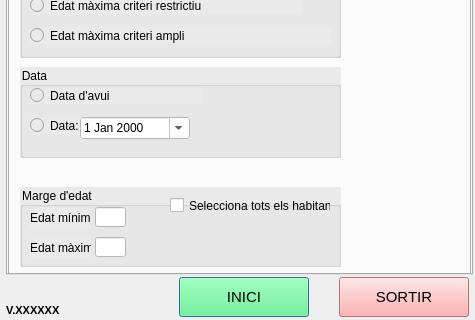
First picture: the form in MapesDescriptiusPoblacio_dialog_base.ui, repository TecnocampusCCU/MapesDescriptiusPoblacio, before the edit; both pictures show x 0 to 475 and y 185 to 505 of the 475 by 505 pixel window.
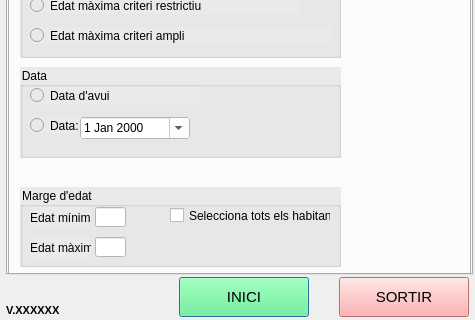
Second picture: the form after the edit. The open tabs and pages were chosen to show the change.

Patch:
```diff
--- a/MapesDescriptiusPoblacio_dialog_base.ui
+++ b/MapesDescriptiusPoblacio_dialog_base.ui
@@ -452,7 +452,7 @@
        <property name="geometry">
         <rect>
          <x>160</x>
-         <y>230</y>
+         <y>240</y>
          <width>161</width>
          <height>17</height>
         </rect>
```
Left out of the diff: 2 changed lines with no effect on the pictures.
